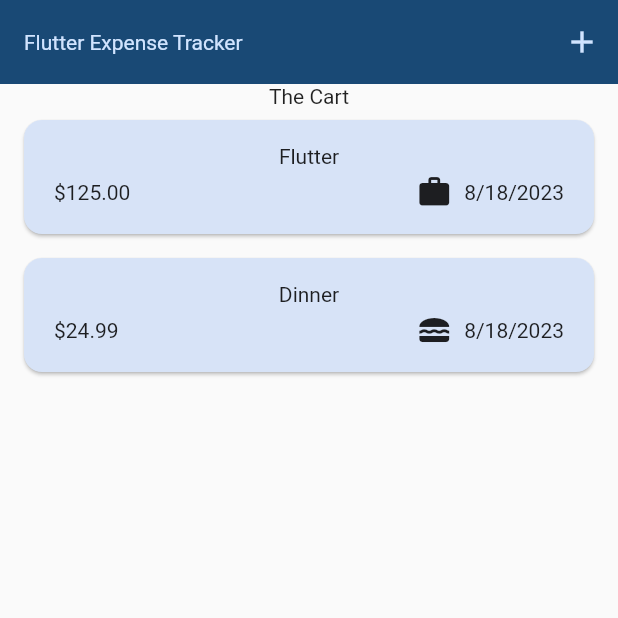
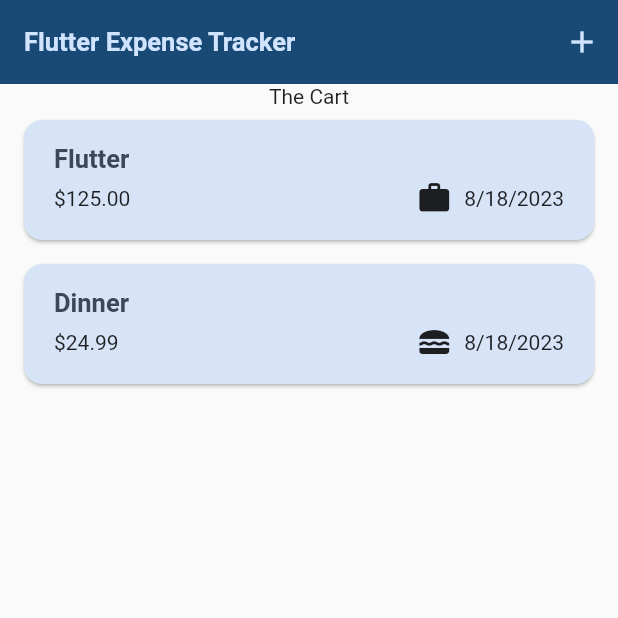
Before and after one commit to saitgungor/flutter_expense_tracker, a Flutter app: the screen it shows after launch, on a phone screen of 412 x 824 dp, the top half of it. Run offline on Flutter 3.47's test engine with Material 2 defaults, Android fonts, the phone set to English and light mode, and no system bars.

Commit message:
using theme in components

```diff
--- a/lib/main.dart
+++ b/lib/main.dart
@@ -36,9 +36,9 @@
           ),
           textTheme: ThemeData().textTheme.copyWith(
                 titleLarge: TextStyle(
-                  fontWeight: FontWeight.normal,
+                  fontWeight: FontWeight.bold,
                   color: kColorScheme.onSecondaryContainer,
-                  fontSize: 14,
+                  fontSize: 17,
                 ),
               )),
       home: const Expenses(),
--- a/lib/widgets/expenses_list/expense_item.dart
+++ b/lib/widgets/expenses_list/expense_item.dart
@@ -12,8 +12,12 @@
       child: Padding(
         padding: const EdgeInsets.symmetric(horizontal: 20, vertical: 16),
         child: Column(
+          crossAxisAlignment: CrossAxisAlignment.start,
           children: [
-            Text(expense.title),
+            Text(
+              expense.title,
+              style: Theme.of(context).textTheme.titleLarge,
+            ),
             const SizedBox(
               height: 4,
             ),
--- a/lib/widgets/expenses_list/expenses_list.dart
+++ b/lib/widgets/expenses_list/expenses_list.dart
@@ -17,8 +17,12 @@
     return ListView.builder(
       itemCount: expenses.length,
       itemBuilder: (context, index) => Dismissible(
-        key: ValueKey(
-          expenses[index],
+        key: ValueKey(expenses[index]),
+        background: Container(
+          color: Theme.of(context).colorScheme.error.withOpacity(0.5),
+          margin: EdgeInsets.symmetric(
+            horizontal: Theme.of(context).cardTheme.margin!.horizontal,
+          ),
         ),
         onDismissed: (direction) {
           onRemoveExpense(expenses[index]);
```
